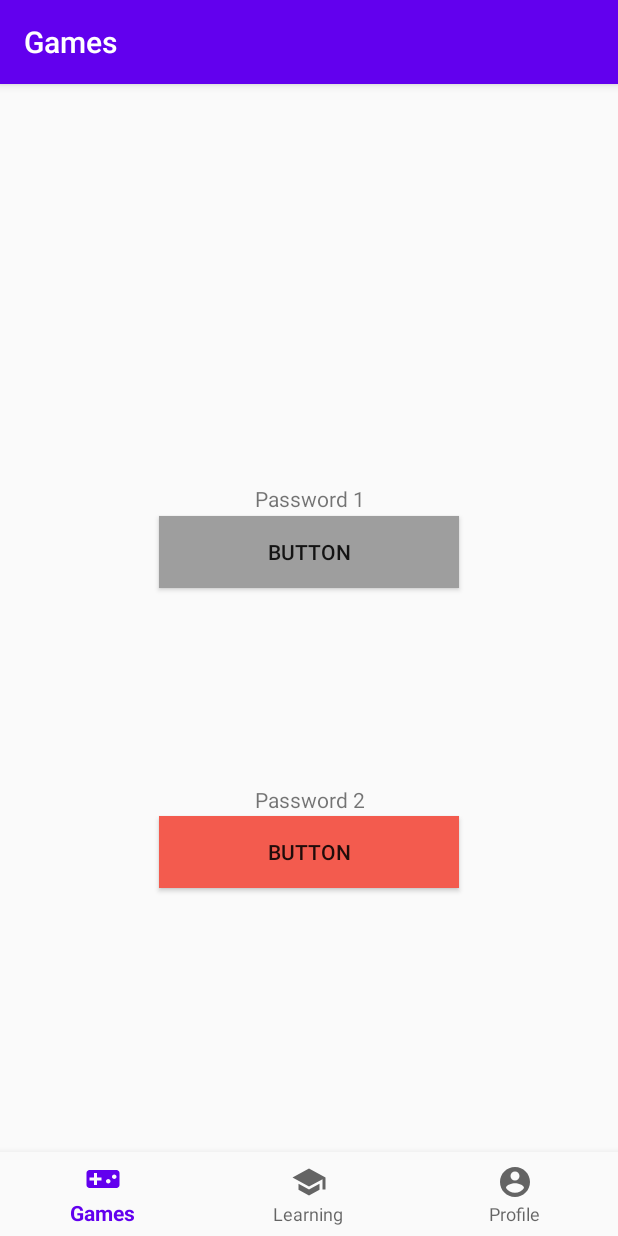
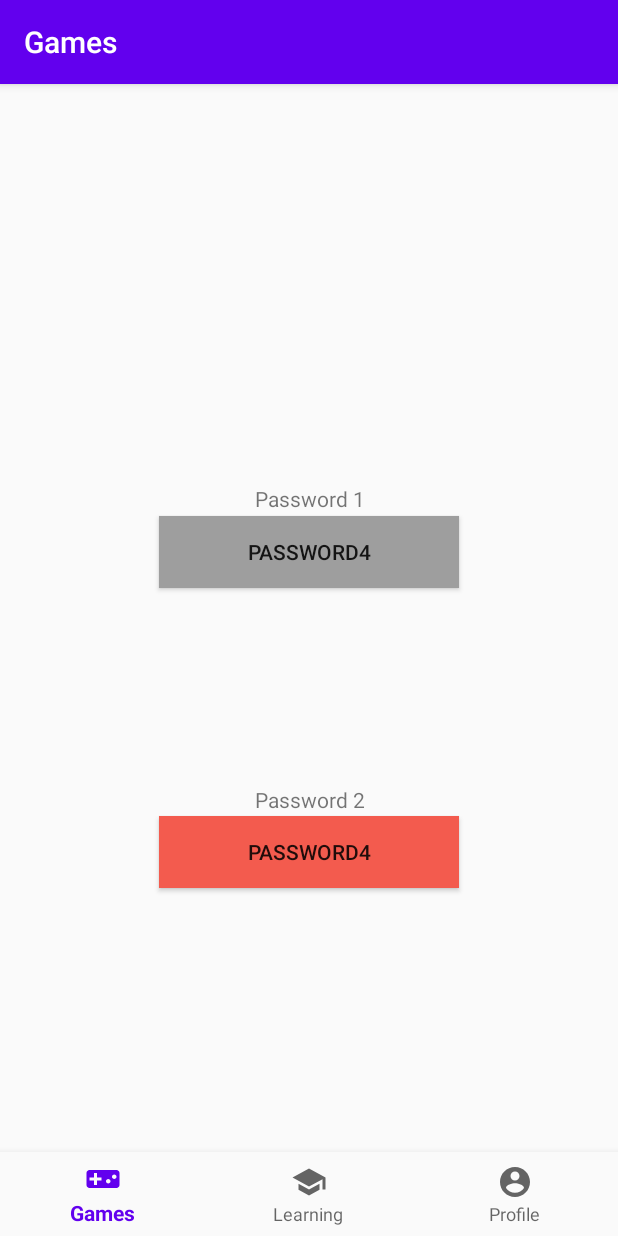
Before and after one commit to amlubinger/Security-Training-App, an Android app: the screen it shows after launch (MainActivity), on a phone screen of 412 x 824 dp. Run offline under Robolectric (Android 15) with nearby library versions, the phone set to English and light mode, and no system bars; our stand-ins replace navigation-ui.

Commit message:
Figured out why the code I wrote to edit button text wasn't working. Nowhere near done, but progress

```diff
--- a/app/src/main/java/com/example/securitytrainingapp/ui/games/GamesFragment.java
+++ b/app/src/main/java/com/example/securitytrainingapp/ui/games/GamesFragment.java
@@ -1,9 +1,11 @@
 package com.example.securitytrainingapp.ui.games;
 
 import android.os.Bundle;
+import android.util.Log;
 import android.view.LayoutInflater;
 import android.view.View;
 import android.view.ViewGroup;
+import android.widget.Button;
 import android.widget.TextView;
 
 import androidx.annotation.NonNull;
@@ -13,12 +15,19 @@ import androidx.lifecycle.Observer;
 
 
 import com.example.securitytrainingapp.R;
+import com.example.securitytrainingapp.games.util.PasswordCreator;
 
 public class GamesFragment extends Fragment {
 
     public View onCreateView(@NonNull LayoutInflater inflater,
                              ViewGroup container, Bundle savedInstanceState) {
-        View root = inflater.inflate(R.layout.fragment_best_password, container, false);
-        return root;
+        View view = inflater.inflate(R.layout.fragment_best_password, container, false);
+        PasswordCreator passwordCreatorNoCapsNums = new PasswordCreator(10, true, false, false);
+        PasswordCreator passwordCreatorCapsNums = new PasswordCreator(20, true, false, true);
+        final Button button1 = (Button)view.findViewById(R.id.button_password1);
+        final Button button2 = (Button)view.findViewById(R.id.button_password2);
+        button1.setText(passwordCreatorNoCapsNums.newPassword());
+        button2.setText(passwordCreatorCapsNums.newPassword());
+        return view;
     }
 }
```
